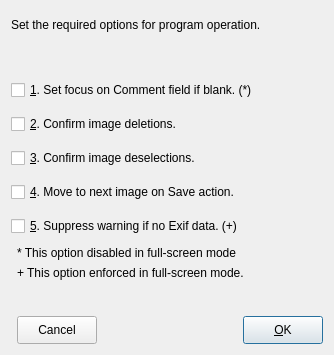
The window that frm/pdoptions.ui (johcarsmi/picdok) describes before a commit, drawn with Qt 5.
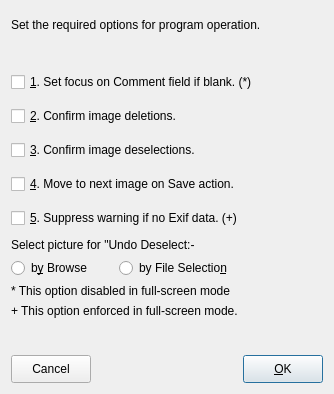
The same window after the commit.

Commit message: Implemented a method to select the Picdok Browser or an open-file dialog for choosing a picture to restore from the deselected directory.

Patch:
```diff
--- a/frm/pdoptions.ui
+++ b/frm/pdoptions.ui
@@ -13,7 +13,7 @@
     <x>0</x>
     <y>0</y>
     <width>334</width>
-    <height>355</height>
+    <height>394</height>
    </rect>
   </property>
   <property name="sizePolicy">
@@ -34,8 +34,10 @@
   <property name="modal">
    <bool>true</bool>
   </property>
-  <layout class="QFormLayout" name="formLayout">
-   <item row="0" column="0" colspan="2">
+  <layout class="QVBoxLayout" name="verticalLayout_2">
+   <item>
+    <layout class="QVBoxLayout" name="verticalLayout">
+     <item>
     <widget class="QLabel" name="lblOptionHdg">
      <property name="minimumSize">
       <size>
@@ -48,7 +50,7 @@
      </property>
     </widget>
    </item>
-   <item row="1" column="0" colspan="2">
+     <item>
     <spacer name="verticalSpacer_2">
      <property name="orientation">
       <enum>Qt::Vertical</enum>
@@ -61,8 +63,6 @@
      </property>
     </spacer>
    </item>
-   <item row="2" column="0" colspan="2">
-    <layout class="QVBoxLayout" name="verticalLayout">
      <item>
       <widget class="QCheckBox" name="cbFocusEmpty">
        <property name="minimumSize">
@@ -128,10 +128,91 @@
        </property>
       </widget>
      </item>
-    </layout>
-   </item>
-   <item row="6" column="1">
-    <layout class="QHBoxLayout" name="horizontalLayout">
+     <item>
+      <widget class="QLabel" name="lblUndoChoice">
+       <property name="text">
+        <string>Select picture for &quot;Undo Deselect:-</string>
+       </property>
+      </widget>
+     </item>
+     <item>
+      <layout class="QHBoxLayout" name="hlRadioButtons">
+       <item>
+        <widget class="QRadioButton" name="rbBrowse">
+         <property name="text">
+          <string>b&amp;y Browse</string>
+         </property>
+        </widget>
+       </item>
+       <item>
+        <spacer name="hsForRadioButtons">
+         <property name="orientation">
+          <enum>Qt::Horizontal</enum>
+         </property>
+         <property name="sizeType">
+          <enum>QSizePolicy::Fixed</enum>
+         </property>
+         <property name="sizeHint" stdset="0">
+          <size>
+           <width>21</width>
+           <height>20</height>
+          </size>
+         </property>
+        </spacer>
+       </item>
+       <item>
+        <widget class="QRadioButton" name="rbFileSel">
+         <property name="text">
+          <string>by File Selectio&amp;n</string>
+         </property>
+        </widget>
+       </item>
+       <item>
+        <spacer name="horizontalSpacer">
+         <property name="orientation">
+          <enum>Qt::Horizontal</enum>
+         </property>
+         <property name="sizeHint" stdset="0">
+          <size>
+           <width>40</width>
+           <height>20</height>
+          </size>
+         </property>
+        </spacer>
+       </item>
+      </layout>
+     </item>
+    </layout>
+   </item>
+   <item>
+    <widget class="QLabel" name="lblEnforce1">
+     <property name="text">
+      <string>* This option disabled in full-screen mode</string>
+     </property>
+    </widget>
+   </item>
+   <item>
+    <widget class="QLabel" name="lblEnforce2">
+     <property name="text">
+      <string>+ This option enforced in full-screen mode.</string>
+     </property>
+    </widget>
+   </item>
+   <item>
+    <spacer name="verticalSpacer">
+     <property name="orientation">
+      <enum>Qt::Vertical</enum>
+     </property>
+     <property name="sizeHint" stdset="0">
+      <size>
+       <width>20</width>
+       <height>22</height>
+      </size>
+     </property>
+    </spacer>
+   </item>
+   <item>
+    <layout class="QHBoxLayout" name="hlPushButtons">
      <property name="sizeConstraint">
       <enum>QLayout::SetDefaultConstraint</enum>
      </property>
@@ -152,7 +233,7 @@
       </widget>
      </item>
      <item>
-      <spacer name="horizontalSpacer">
+      <spacer name="hsForPushButtons">
        <property name="orientation">
         <enum>Qt::Horizontal</enum>
        </property>
@@ -185,33 +266,6 @@
      </item>
     </layout>
    </item>
-   <item row="3" column="1">
-    <widget class="QLabel" name="label">
-     <property name="text">
-      <string>* This option disabled in full-screen mode</string>
-     </property>
-    </widget>
-   </item>
-   <item row="4" column="1">
-    <widget class="QLabel" name="label_2">
-     <property name="text">
-      <string>+ This option enforced in full-screen mode.</string>
-     </property>
-    </widget>
-   </item>
-   <item row="5" column="1">
-    <spacer name="verticalSpacer">
-     <property name="orientation">
-      <enum>Qt::Vertical</enum>
-     </property>
-     <property name="sizeHint" stdset="0">
-      <size>
-       <width>20</width>
-       <height>22</height>
-      </size>
-     </property>
-    </spacer>
-   </item>
   </layout>
  </widget>
  <tabstops>
```
Lines whose indentation alone changed are shown as unchanged. The commit also changes 6 other files.
